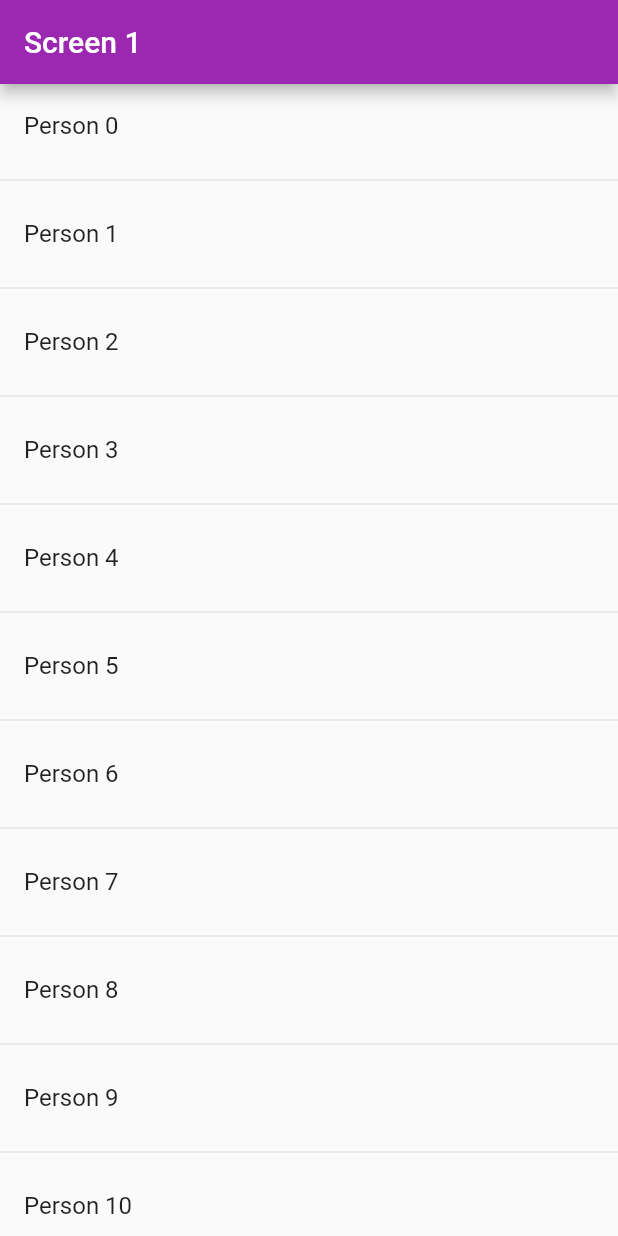
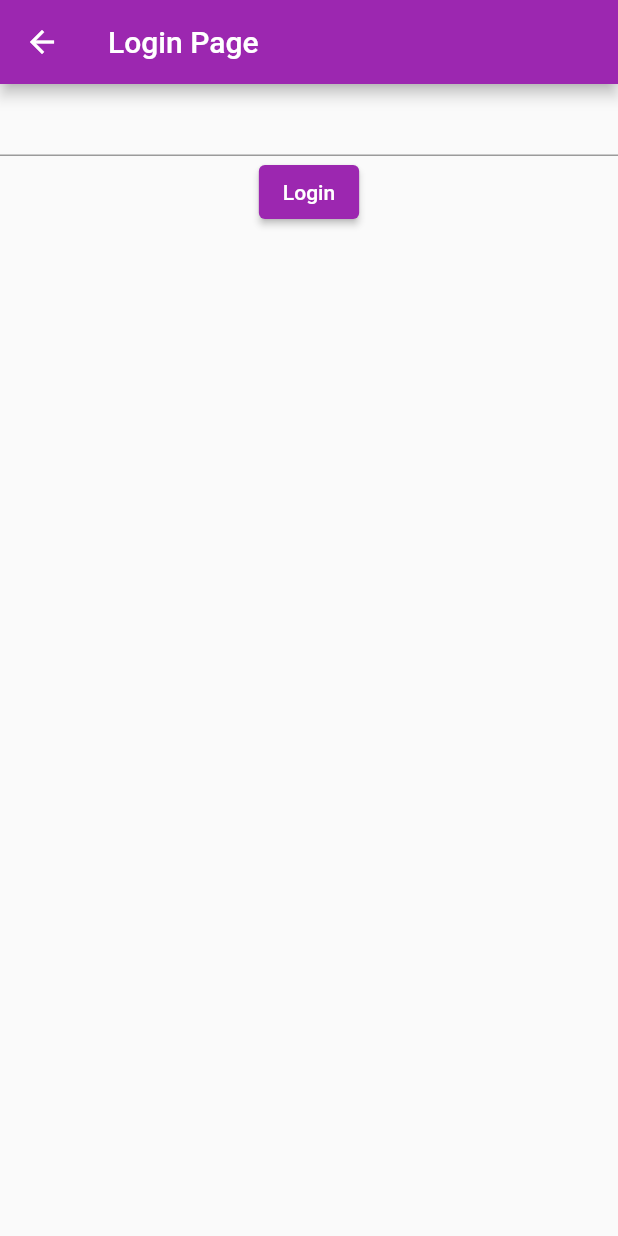
Before and after one commit to akhilvp07/test_proj, a Flutter app: the ScreenOne screen opened directly, on a phone screen of 412 x 824 dp. Run offline on Flutter 3.47's test engine with Material 2 defaults, Android fonts, the phone set to English and light mode, and no system bars; our stand-ins replace shared_preferences; accounts and stored records are empty.

Commit message:
Locally save a password and login

```diff
--- a/lib/main.dart
+++ b/lib/main.dart
@@ -1,5 +1,5 @@
 import 'package:flutter/material.dart';
-import 'package:test_proj/screen_one.dart';
+import 'package:test_proj/screen_splash.dart';
 
 void main(List<String> args) {
   runApp(MyApp());
@@ -14,7 +14,7 @@ class MyApp extends StatelessWidget {
       theme: ThemeData(
         primarySwatch: Colors.purple,
       ),
-      home: ScreenOne(),
+      home: Splash(),
       // routes: {
       //   'screen1': (ctx) {
       //     return ScreenOne();
--- a/lib/screen_one.dart
+++ b/lib/screen_one.dart
@@ -1,39 +1,54 @@
 import 'package:flutter/material.dart';
+import 'package:shared_preferences/shared_preferences.dart';
+import 'package:test_proj/screen_create_pw.dart';
 import 'package:test_proj/screen_two.dart';
 
 class ScreenOne extends StatelessWidget {
-  const ScreenOne({Key? key}) : super(key: key);
+  ScreenOne({Key? key}) : super(key: key);
+
+  final _textController = TextEditingController();
 
   @override
   Widget build(BuildContext context) {
     return Scaffold(
       appBar: AppBar(
-        title: Text('Screen 1'),
+        title: Text('Login Page'),
       ),
       body: SafeArea(
-        child: ListView.separated(
-          itemBuilder: (ctx, index) {
-            return ListTile(
-              title: Text('Person $index'),
-              onTap: () {
-                Navigator.of(context).push(
-                  MaterialPageRoute(
-                    builder: (ctx) {
-                      return ScreenTwo(
-                        name: 'Person $index',
-                      );
-                    },
-                  ),
-                );
+        child: Column(
+          children: [
+            TextFormField(
+              controller: _textController,
+            ),
+            ElevatedButton(
+              onPressed: () {
+                getSaveddData(context);
               },
-            );
-          },
-          separatorBuilder: (ctx, index) {
-            return Divider();
-          },
-          itemCount: 30,
+              child: Text('Login'),
+            )
+          ],
         ),
       ),
     );
   }
+
+  Future<void> getSaveddData(BuildContext context) async {
+    final sharedPref = await SharedPreferences.getInstance();
+    //Get saved value
+    final savedValue = sharedPref.getString('saved_value');
+
+    if (savedValue != null) {
+      if (_textController.text == savedValue) {
+        print('Login Success');
+        Navigator.of(context).push(MaterialPageRoute(builder: (ctx) {
+          return ScreenTwo();
+        }));
+      } else {
+        Navigator.of(context).push(MaterialPageRoute(builder: (ctx) {
+          return ScreenCreatePw();
+        }));
+        print('Login Failed');
+      }
+    }
+  }
 }
--- a/lib/screen_two.dart
+++ b/lib/screen_two.dart
@@ -1,15 +1,14 @@
 import 'package:flutter/material.dart';
 
 class ScreenTwo extends StatelessWidget {
-  final String name;
 
-  const ScreenTwo({Key? key, required this.name}) : super(key: key);
+  const ScreenTwo({Key? key}) : super(key: key);
 
   @override
   Widget build(BuildContext context) {
     return Scaffold(
       appBar: AppBar(
-        title: Text(name),
+        title: Text('Screen 2'),
       ),
       body: SafeArea(
         child: Column(
```
Also changed, not shown: lib/screen_create_pw.dart (added, +42 -0 lines), lib/screen_splash.dart (added, +32 -0 lines), pubspec.yaml (+2 -8 lines), pubspec.lock.
